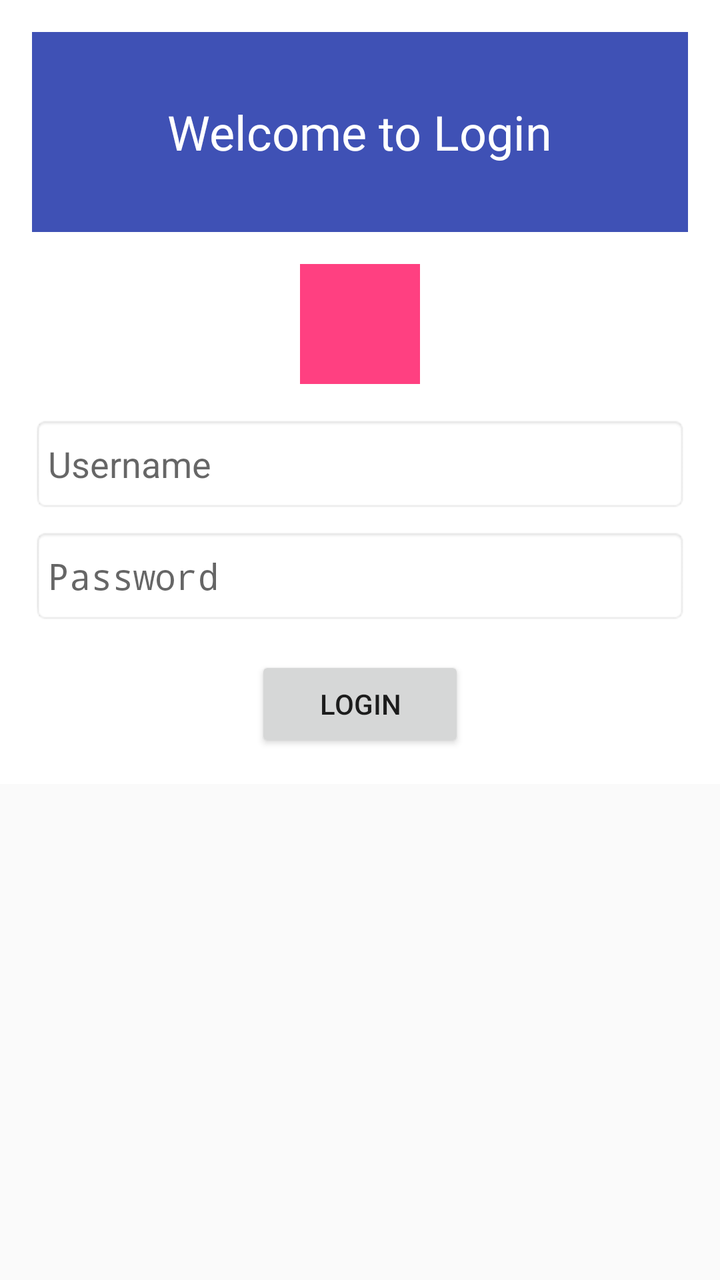
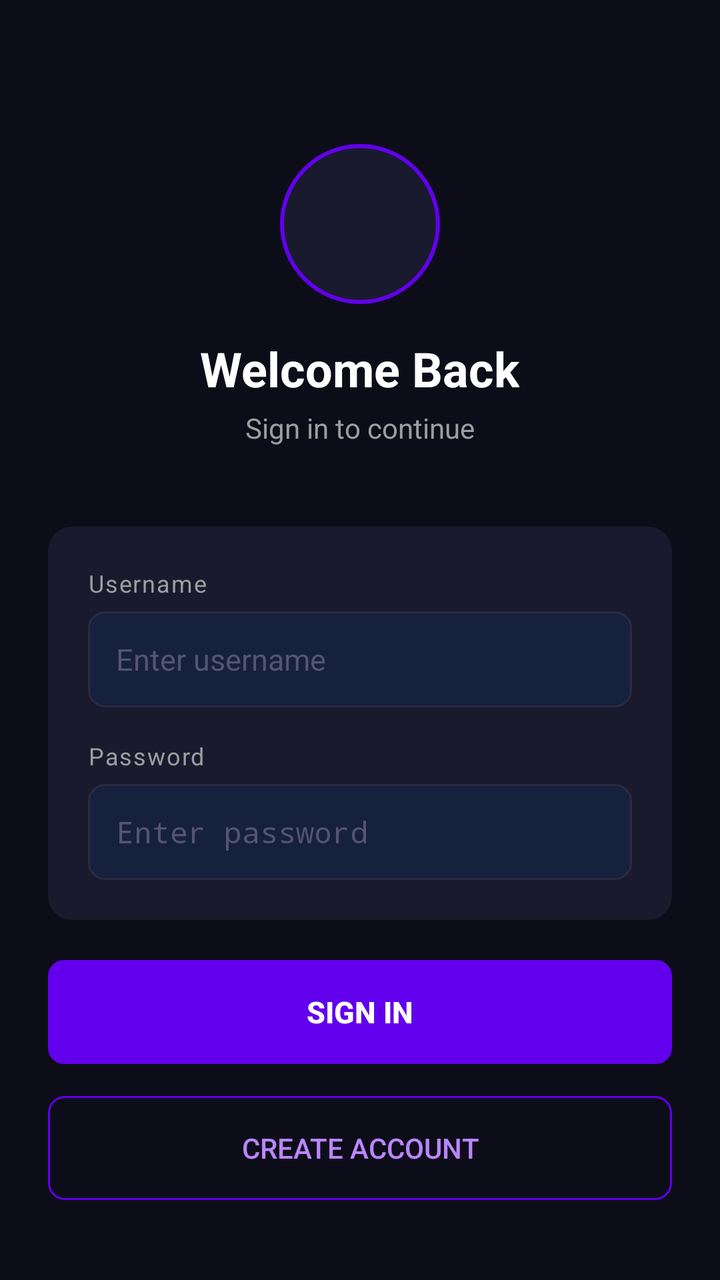

Screens rendered from an Android XML layout before and after an edit, with the pre-edit source and the edit as a unified diff.
<!-- AndroidManifest.xml: application theme AppTheme -->
<!-- res/layout/login_screen.xml -->
<?xml version="1.0" encoding="utf-8"?>
<ScrollView xmlns:android="http://schemas.android.com/apk/res/android"
    android:layout_width="match_parent"
    android:layout_height="match_parent">

    <LinearLayout
        android:layout_width="match_parent"
        android:layout_height="wrap_content"
        android:orientation="vertical"
        android:padding="16dp"
        android:background="@color/white">

        
        <FrameLayout
            android:id="@+id/header"
            android:layout_width="match_parent"
            android:layout_height="100dp"
            android:layout_marginBottom="16dp"
            android:background="@color/primary">

            <TextView
                android:id="@+id/text_1"
                android:layout_width="wrap_content"
                android:layout_height="wrap_content"
                android:layout_gravity="center"
                android:text="Welcome to Login"
                android:textColor="@color/white"
                android:textSize="24sp" />
        </FrameLayout>

        
        <ImageView
            android:id="@+id/img_1"
            android:layout_width="60dp"
            android:layout_height="60dp"
            android:layout_gravity="center_horizontal"
            android:layout_marginBottom="16dp"
            android:background="@color/accent"
            android:contentDescription="Avatar" />

        
        <LinearLayout
            android:id="@+id/list_1"
            android:layout_width="match_parent"
            android:layout_height="wrap_content"
            android:orientation="vertical"
            android:layout_marginBottom="16dp">

            <EditText
                android:id="@+id/input_1"
                android:layout_width="match_parent"
                android:layout_height="48dp"
                android:layout_marginBottom="8dp"
                android:hint="Username"
                android:inputType="text"
                android:padding="8dp"
                android:background="@android:drawable/editbox_background" />

            <EditText
                android:id="@+id/input_2"
                android:layout_width="match_parent"
                android:layout_height="48dp"
                android:hint="Password"
                android:inputType="textPassword"
                android:padding="8dp"
                android:background="@android:drawable/editbox_background" />
        </LinearLayout>

        
        <LinearLayout
            android:id="@+id/button_group"
            android:layout_width="match_parent"
            android:layout_height="wrap_content"
            android:orientation="horizontal"
            android:gravity="center_horizontal">

            <Button
                android:id="@+id/btn_login"
                android:layout_width="wrap_content"
                android:layout_height="wrap_content"
                android:text="Login"
                android:paddingHorizontal="32dp" />
        </LinearLayout>

    </LinearLayout>

</ScrollView>
<!-- resources referenced by this layout -->
<resources>
  <color name="accent">#FF4081</color>
  <color name="primary">#3F51B5</color>
  <color name="white">#FFFFFF</color>
  <style name="AppTheme" parent="Theme.AppCompat.Light.DarkActionBar">
          <item name="colorPrimary">@color/primary</item>
          <item name="colorPrimaryDark">@color/primary_dark</item>
          <item name="colorAccent">@color/accent</item>
      </style>
  <color name="primary_dark">#303F9F</color>
</resources>

<!-- the commit's change to res/layout/login_screen.xml (unified diff, before → after) -->
@@ -1,42 +1,53 @@
 <?xml version="1.0" encoding="utf-8"?>
 <ScrollView xmlns:android="http://schemas.android.com/apk/res/android"
     android:layout_width="match_parent"
-    android:layout_height="match_parent">
+    android:layout_height="match_parent"
+    android:background="@color/bg_dark"
+    android:fillViewport="true">
 
     <LinearLayout
         android:layout_width="match_parent"
         android:layout_height="wrap_content"
         android:orientation="vertical"
-        android:padding="16dp"
-        android:background="@color/white">
+        android:paddingStart="24dp"
+        android:paddingEnd="24dp"
+        android:paddingTop="72dp"
+        android:paddingBottom="40dp">
 
         
-        <FrameLayout
-            android:id="@+id/header"
+        <LinearLayout
             android:layout_width="match_parent"
-            android:layout_height="100dp"
-            android:layout_marginBottom="16dp"
-            android:background="@color/primary">
+            android:layout_height="wrap_content"
+            android:orientation="vertical"
+            android:gravity="center"
+            android:layout_marginBottom="40dp">
+
+            <ImageView
+                android:id="@+id/img_1"
+                android:layout_width="80dp"
+                android:layout_height="80dp"
+                android:background="@drawable/bg_avatar"
+                android:contentDescription="Avatar"
+                android:layout_marginBottom="16dp" />
 
             <TextView
                 android:id="@+id/text_1"
                 android:layout_width="wrap_content"
                 android:layout_height="wrap_content"
-                android:layout_gravity="center"
-                android:text="Welcome to Login"
-                android:textColor="@color/white"
-                android:textSize="24sp" />
-        </FrameLayout>
+                android:text="Welcome Back"
+                android:textColor="@color/text_primary"
+                android:textSize="24sp"
+                android:textStyle="bold" />
 
-        
-        <ImageView
-            android:id="@+id/img_1"
-            android:layout_width="60dp"
-            android:layout_height="60dp"
-            android:layout_gravity="center_horizontal"
-            android:layout_marginBottom="16dp"
-            android:background="@color/accent"
-            android:contentDescription="Avatar" />
+            <TextView
+                android:layout_width="wrap_content"
+                android:layout_height="wrap_content"
+                android:text="Sign in to continue"
+                android:textColor="@color/text_secondary"
+                android:textSize="14sp"
+                android:layout_marginTop="4dp" />
+
+        </LinearLayout>
 
         
         <LinearLayout
@@ -44,43 +55,78 @@
             android:layout_width="match_parent"
             android:layout_height="wrap_content"
             android:orientation="vertical"
-            android:layout_marginBottom="16dp">
+            android:background="@drawable/bg_card"
+            android:padding="20dp"
+            android:layout_marginBottom="20dp">
+
+            <TextView
+                android:layout_width="wrap_content"
+                android:layout_height="wrap_content"
+                android:text="Username"
+                android:textColor="@color/text_secondary"
+                android:textSize="12sp"
+                android:letterSpacing="0.05"
+                android:layout_marginBottom="6dp" />
 
             <EditText
                 android:id="@+id/input_1"
                 android:layout_width="match_parent"
                 android:layout_height="48dp"
-                android:layout_marginBottom="8dp"
-                android:hint="Username"
+                android:layout_marginBottom="16dp"
+                android:hint="Enter username"
+                android:textColorHint="#555570"
                 android:inputType="text"
-                android:padding="8dp"
-                android:background="@android:drawable/editbox_background" />
+                android:textColor="@color/text_primary"
+                android:textSize="15sp"
+                android:paddingStart="14dp"
+                android:paddingEnd="14dp"
+                android:background="@drawable/bg_input" />
+
+            <TextView
+                android:layout_width="wrap_content"
+                android:layout_height="wrap_content"
+                android:text="Password"
+                android:textColor="@color/text_secondary"
+                android:textSize="12sp"
+                android:letterSpacing="0.05"
+                android:layout_marginBottom="6dp" />
 
             <EditText
                 android:id="@+id/input_2"
                 android:layout_width="match_parent"
                 android:layout_height="48dp"
-                android:hint="Password"
+                android:hint="Enter password"
+                android:textColorHint="#555570"
                 android:inputType="textPassword"
-                android:padding="8dp"
-                android:background="@android:drawable/editbox_background" />
+                android:textColor="@color/text_primary"
+                android:textSize="15sp"
+                android:paddingStart="14dp"
+                android:paddingEnd="14dp"
+                android:background="@drawable/bg_input" />
+
         </LinearLayout>
 
         
-        <LinearLayout
-            android:id="@+id/button_group"
+        <Button
+            android:id="@+id/btn_login"
             android:layout_width="match_parent"
-            android:layout_height="wrap_content"
-            android:orientation="horizontal"
-            android:gravity="center_horizontal">
+            android:layout_height="52dp"
+            android:layout_marginBottom="16dp"
+            android:background="@drawable/bg_button_primary"
+            android:text="Sign In"
+            android:textColor="@color/white"
+            android:textSize="15sp"
+            android:textStyle="bold"
+            android:stateListAnimator="@null" />
 
-            <Button
-                android:id="@+id/btn_login"
-                android:layout_width="wrap_content"
-                android:layout_height="wrap_content"
-                android:text="Login"
-                android:paddingHorizontal="32dp" />
-        </LinearLayout>
+        <Button
+            android:layout_width="match_parent"
+            android:layout_height="52dp"
+            android:background="@drawable/bg_button_outline"
+            android:text="Create Account"
+            android:textColor="@color/primary_light"
+            android:textSize="14sp"
+            android:stateListAnimator="@null" />
 
     </LinearLayout>
 
<!-- resource entries referenced after the edit -->
@@ -1,13 +1,50 @@
 <!-- resources referenced by this layout -->
 <resources>
-  <color name="accent">#FF4081</color>
-  <color name="primary">#3F51B5</color>
+  <color name="bg_dark">#0D0D1A</color>
+  <color name="primary_light">#BB86FC</color>
+  <color name="text_primary">#FFFFFF</color>
+  <color name="text_secondary">#9E9EA0</color>
+  <color name="accent">#03DAC6</color>
+  <color name="primary">#6200EE</color>
   <color name="white">#FFFFFF</color>
+  <!-- drawable bg_avatar (drawable) -->
+  <?xml version="1.0" encoding="utf-8"?>
+  <shape xmlns:android="http://schemas.android.com/apk/res/android"
+      android:shape="oval">
+      <solid android:color="#1A1A2E" />
+      <stroke android:width="2dp" android:color="#6200EE" />
+  </shape>
+  <!-- drawable bg_button_outline (drawable) -->
+  <?xml version="1.0" encoding="utf-8"?>
+  <shape xmlns:android="http://schemas.android.com/apk/res/android">
+      <solid android:color="#00000000" />
+      <corners android:radius="8dp" />
+      <stroke android:width="1dp" android:color="#6200EE" />
+  </shape>
+  <!-- drawable bg_button_primary (drawable) -->
+  <?xml version="1.0" encoding="utf-8"?>
+  <shape xmlns:android="http://schemas.android.com/apk/res/android">
+      <solid android:color="#6200EE" />
+      <corners android:radius="8dp" />
+  </shape>
+  <!-- drawable bg_card (drawable) -->
+  <?xml version="1.0" encoding="utf-8"?>
+  <shape xmlns:android="http://schemas.android.com/apk/res/android">
+      <solid android:color="#1A1A2E" />
+      <corners android:radius="12dp" />
+  </shape>
+  <!-- drawable bg_input (drawable) -->
+  <?xml version="1.0" encoding="utf-8"?>
+  <shape xmlns:android="http://schemas.android.com/apk/res/android">
+      <solid android:color="#16213E" />
+      <corners android:radius="8dp" />
+      <stroke android:width="1dp" android:color="#2A2A40" />
+  </shape>
   <style name="AppTheme" parent="Theme.AppCompat.Light.DarkActionBar">
           <item name="colorPrimary">@color/primary</item>
           <item name="colorPrimaryDark">@color/primary_dark</item>
           <item name="colorAccent">@color/accent</item>
       </style>
-  <color name="primary_dark">#303F9F</color>
+  <color name="primary_dark">#3700B3</color>
 </resources>
 
